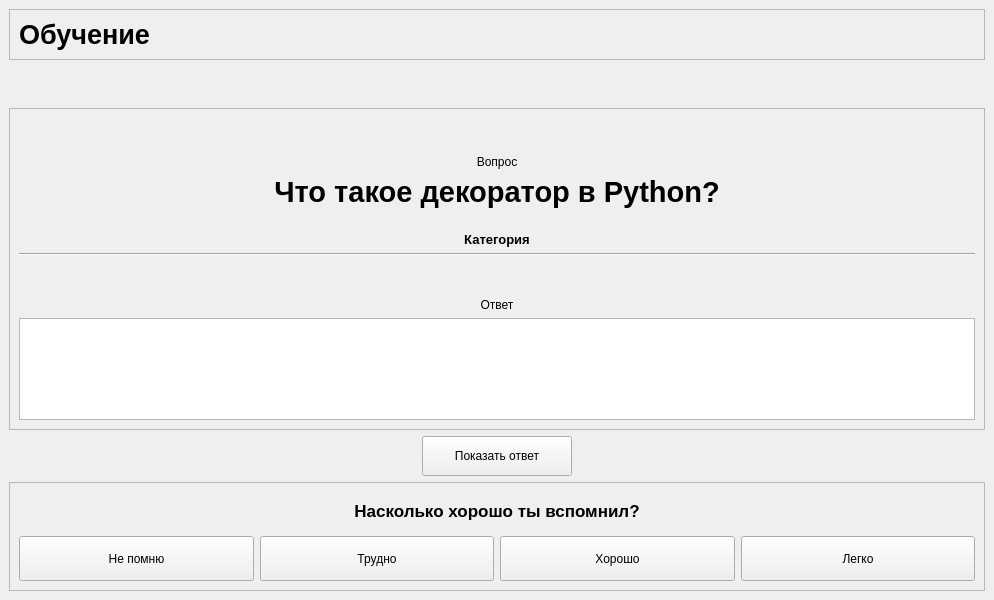
roms140/PyQt_project, file ui/study_page.ui: the form before one commit.
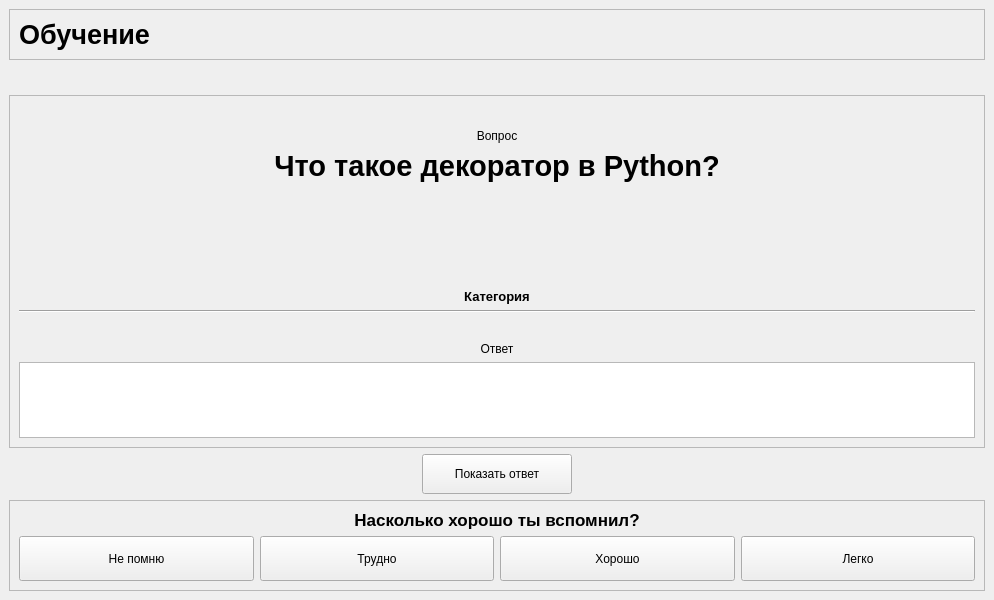
The form after the commit.

Commit message: Add image display to study page

What changed in the file:
```diff
--- a/ui/study_page.ui
+++ b/ui/study_page.ui
@@ -91,7 +91,7 @@
       <property name="frameShadow">
        <enum>QFrame::Shadow::Raised</enum>
       </property>
-      <layout class="QVBoxLayout" name="verticalLayout_2" stretch="1,1,0,1,1,2">
+      <layout class="QVBoxLayout" name="verticalLayout_2" stretch="1,1,0,0,1,1,2">
        <item>
         <widget class="QLabel" name="questionCaptionLabel">
          <property name="text">
@@ -121,6 +121,34 @@
          </property>
         </widget>
        </item>
+       <item>
+        <widget class="QLabel" name="imageLabel">
+         <property name="sizePolicy">
+          <sizepolicy hsizetype="Preferred" vsizetype="Preferred">
+           <horstretch>0</horstretch>
+           <verstretch>0</verstretch>
+          </sizepolicy>
+         </property>
+         <property name="minimumSize">
+          <size>
+           <width>150</width>
+           <height>90</height>
+          </size>
+         </property>
+         <property name="maximumSize">
+          <size>
+           <width>150</width>
+           <height>90</height>
+          </size>
+         </property>
+         <property name="text">
+          <string/>
+         </property>
+         <property name="alignment">
+          <set>Qt::AlignmentFlag::AlignCenter</set>
+         </property>
+        </widget>
+       </item>
        <item>
         <widget class="QLabel" name="categoryLabel">
          <property name="font">
```
The commit also changes 3 other files.
